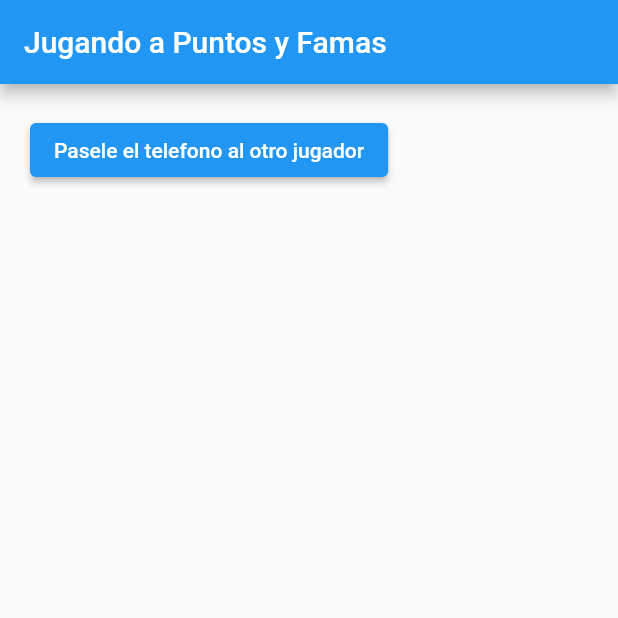
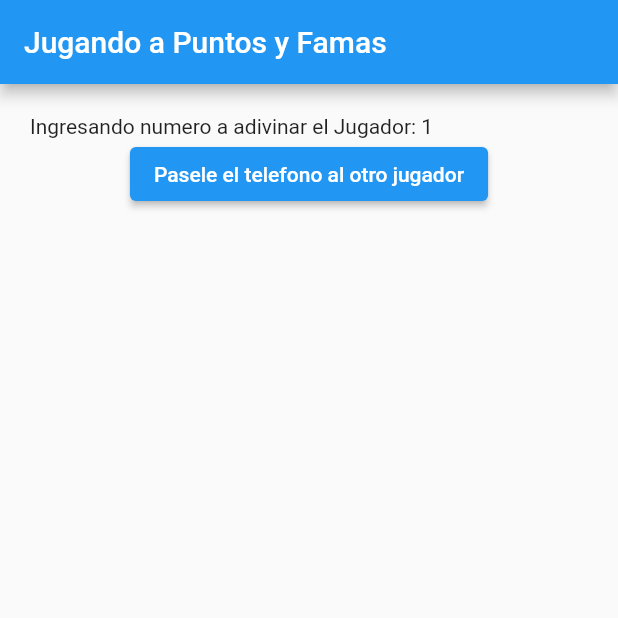
Before and after one commit to BuffGRbrain/MobileDevFlutter, a Flutter app: the screen it shows after launch, after a tap on "Que inicie el juego", on a phone screen of 412 x 824 dp, the top half of it. Run offline on Flutter 3.47's test engine with Material 2 defaults, Android fonts, the phone set to English and light mode, and no system bars; our stand-ins replace get.

Commit message:
Fixed Multiplayer mode, added text on input mode and assured functionality for repeated multiplayer games

```diff
--- a/puntos_famas_ribero/lib/MultiNumber.dart
+++ b/puntos_famas_ribero/lib/MultiNumber.dart
@@ -27,6 +27,13 @@ class _MultiNumberState extends State<MultiNumber> {
         body: Padding(
             padding: const EdgeInsets.all(20),
             child: Column(
+                children: [
+                  Row(
+                    children: [
+                      Text('Ingresando numero a adivinar el Jugador: ${ controller.getJugadorActual()==1 ? '1' : '2'  }'),
+                    ],
+                  ),
+                  Column(
                       children: [...List.generate( numControllers , (index) => TextField(//lo pasamos a string y usamos el lenght pues queremos la cantidad de elemetos
                         decoration: InputDecoration(
                           border: OutlineInputBorder(),
@@ -46,7 +53,7 @@ class _MultiNumberState extends State<MultiNumber> {
                         controller: controllers[index] ,
                       ),
                       ),
-                  ElevatedButton(onPressed: (){
+                        ElevatedButton(onPressed: (){//debe modificar el jugador actual con cada press del boton
                           tmp = '?' * (numControllers + 1);
                           print(
                               'FUI OPRIMIDO OH QUE TRRISSSSTE ${controllers[0].text}');
@@ -73,7 +80,8 @@ class _MultiNumberState extends State<MultiNumber> {
                           for (int i = 0; i < controllers.length; i++) {
                             controllers[i].clear();
                           }
-                    //setState(() {});
+                          controller.changePlayer();
+                          setState(() {});
                           if(controller.getnumPlayer11() != 0 && controller.getnumPlayer2() != 0){
                             //si ya ambos jugadores ingresaron su numero entonces go to guessNumber
                             Get.to(() => guessNumber());
@@ -82,6 +90,8 @@ class _MultiNumberState extends State<MultiNumber> {
                       ]
                     //meter un if aqui o una funcion que enrede a controller.clear y así que si ya ambos inresaron pase a guessNumber pero tener un active player
                   )
+                ],
+            )
         ),
       ),
     );
--- a/puntos_famas_ribero/lib/guessNumber.dart
+++ b/puntos_famas_ribero/lib/guessNumber.dart
@@ -59,9 +59,6 @@ class _guessNumberState extends State<guessNumber> {
                       ),
                       keyboardType:
                           TextInputType.number, //limitamos input a numero
-                      // onSubmitted: (String value) {
-                      //   print('El valor de value es $value');
-                      //   controller.setguess(value);},//to string pq hay un error y creo que lo esta tomando como entero
                       maxLength: 1, //maximo un caracter
                       onChanged: (String value) {
                         //quiero bloquear que repita un valor
```
Also changed, not shown: puntos_famas_ribero/lib/controller/FamaController.dart (+40 -7 lines). Lines whose indentation alone changed are shown as unchanged.
